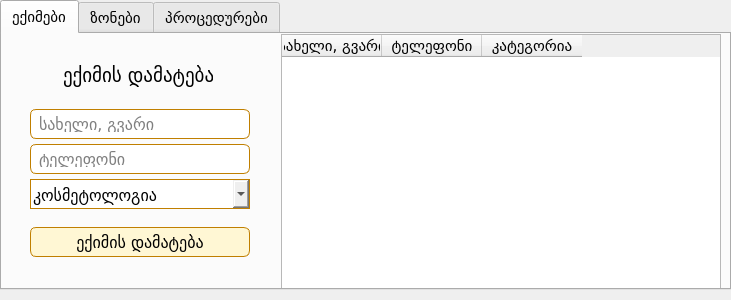
First picture: the form in ui/settings.ui, repository bekashvelidze/renew-commercial, before the edit.
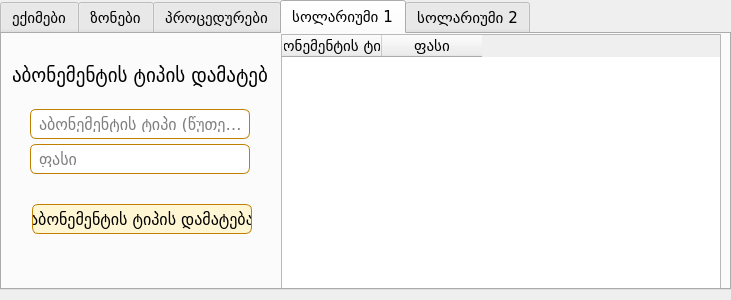
Second picture: the form after the edit. The open tabs and pages were chosen to show the change.

Commit message: added coloring appointments if they are paid already, changed subscription purchase system, updated payment table (daily and monthly), now correctly are provided data about payments.

The edit to the form file:
```diff
--- a/ui/settings.ui
+++ b/ui/settings.ui
@@ -404,6 +404,244 @@
      </column>
     </widget>
    </widget>
+   <widget class="QWidget" name="tab_4">
+    <attribute name="title">
+     <string>სოლარიუმი 1</string>
+    </attribute>
+    <widget class="QLineEdit" name="price_sol_1">
+     <property name="geometry">
+      <rect>
+       <x>28</x>
+       <y>110</y>
+       <width>220</width>
+       <height>30</height>
+      </rect>
+     </property>
+     <property name="font">
+      <font>
+       <family>BPG Nino Mtavruli</family>
+       <pointsize>12</pointsize>
+      </font>
+     </property>
+     <property name="placeholderText">
+      <string>ფასი</string>
+     </property>
+    </widget>
+    <widget class="QLabel" name="sub_types_label">
+     <property name="geometry">
+      <rect>
+       <x>10</x>
+       <y>30</y>
+       <width>256</width>
+       <height>23</height>
+      </rect>
+     </property>
+     <property name="font">
+      <font>
+       <family>BPG Nino Mtavruli</family>
+       <pointsize>14</pointsize>
+      </font>
+     </property>
+     <property name="text">
+      <string>აბონემენტის ტიპის დამატება</string>
+     </property>
+    </widget>
+    <widget class="QPushButton" name="add_type_sol_1">
+     <property name="geometry">
+      <rect>
+       <x>30</x>
+       <y>170</y>
+       <width>220</width>
+       <height>30</height>
+      </rect>
+     </property>
+     <property name="font">
+      <font>
+       <family>BPG Nino Mtavruli</family>
+       <pointsize>12</pointsize>
+      </font>
+     </property>
+     <property name="text">
+      <string>აბონემენტის ტიპის დამატება</string>
+     </property>
+    </widget>
+    <widget class="QTableWidget" name="subscription_types_sol_1">
+     <property name="geometry">
+      <rect>
+       <x>279</x>
+       <y>0</y>
+       <width>440</width>
+       <height>260</height>
+      </rect>
+     </property>
+     <property name="font">
+      <font>
+       <family>BPG Nino Mtavruli</family>
+       <pointsize>11</pointsize>
+      </font>
+     </property>
+     <column>
+      <property name="text">
+       <string>აბონემენტის ტიპი</string>
+      </property>
+      <property name="font">
+       <font>
+        <family>BPG Nino Mtavruli</family>
+        <pointsize>11</pointsize>
+       </font>
+      </property>
+     </column>
+     <column>
+      <property name="text">
+       <string>ფასი</string>
+      </property>
+      <property name="font">
+       <font>
+        <family>BPG Nino Mtavruli</family>
+        <pointsize>11</pointsize>
+       </font>
+      </property>
+     </column>
+    </widget>
+    <widget class="QLineEdit" name="subscription_type_sol_1">
+     <property name="geometry">
+      <rect>
+       <x>28</x>
+       <y>75</y>
+       <width>220</width>
+       <height>30</height>
+      </rect>
+     </property>
+     <property name="font">
+      <font>
+       <family>BPG Nino Mtavruli</family>
+       <pointsize>12</pointsize>
+      </font>
+     </property>
+     <property name="placeholderText">
+      <string>აბონემენტის ტიპი (წუთები)</string>
+     </property>
+    </widget>
+   </widget>
+   <widget class="QWidget" name="tab_5">
+    <attribute name="title">
+     <string>სოლარიუმი 2</string>
+    </attribute>
+    <widget class="QLineEdit" name="price_sol_2">
+     <property name="geometry">
+      <rect>
+       <x>28</x>
+       <y>110</y>
+       <width>220</width>
+       <height>30</height>
+      </rect>
+     </property>
+     <property name="font">
+      <font>
+       <family>BPG Nino Mtavruli</family>
+       <pointsize>12</pointsize>
+      </font>
+     </property>
+     <property name="placeholderText">
+      <string>ფასი</string>
+     </property>
+    </widget>
+    <widget class="QTableWidget" name="subscription_types_sol_2">
+     <property name="geometry">
+      <rect>
+       <x>279</x>
+       <y>0</y>
+       <width>440</width>
+       <height>260</height>
+      </rect>
+     </property>
+     <property name="font">
+      <font>
+       <family>BPG Nino Mtavruli</family>
+       <pointsize>11</pointsize>
+      </font>
+     </property>
+     <column>
+      <property name="text">
+       <string>აბონემენტის ტიპი</string>
+      </property>
+      <property name="font">
+       <font>
+        <family>BPG Nino Mtavruli</family>
+        <pointsize>11</pointsize>
+       </font>
+      </property>
+     </column>
+     <column>
+      <property name="text">
+       <string>ფასი</string>
+      </property>
+      <property name="font">
+       <font>
+        <family>BPG Nino Mtavruli</family>
+        <pointsize>11</pointsize>
+       </font>
+      </property>
+     </column>
+    </widget>
+    <widget class="QLabel" name="sub_type_label_sol_2">
+     <property name="geometry">
+      <rect>
+       <x>10</x>
+       <y>30</y>
+       <width>256</width>
+       <height>23</height>
+      </rect>
+     </property>
+     <property name="font">
+      <font>
+       <family>BPG Nino Mtavruli</family>
+       <pointsize>14</pointsize>
+      </font>
+     </property>
+     <property name="text">
+      <string>აბონემენტის ტიპის დამატება</string>
+     </property>
+    </widget>
+    <widget class="QLineEdit" name="subscription_type_sol_3">
+     <property name="geometry">
+      <rect>
+       <x>28</x>
+       <y>75</y>
+       <width>220</width>
+       <height>30</height>
+      </rect>
+     </property>
+     <property name="font">
+      <font>
+       <family>BPG Nino Mtavruli</family>
+       <pointsize>12</pointsize>
+      </font>
+     </property>
+     <property name="placeholderText">
+      <string>აბონემენტის ტიპი (წუთები)</string>
+     </property>
+    </widget>
+    <widget class="QPushButton" name="add_type_sol_2">
+     <property name="geometry">
+      <rect>
+       <x>30</x>
+       <y>170</y>
+       <width>220</width>
+       <height>30</height>
+      </rect>
+     </property>
+     <property name="font">
+      <font>
+       <family>BPG Nino Mtavruli</family>
+       <pointsize>12</pointsize>
+      </font>
+     </property>
+     <property name="text">
+      <string>აბონემენტის ტიპის დამატება</string>
+     </property>
+    </widget>
+   </widget>
   </widget>
  </widget>
  <tabstops>
```
The commit also changes 4 other files.
